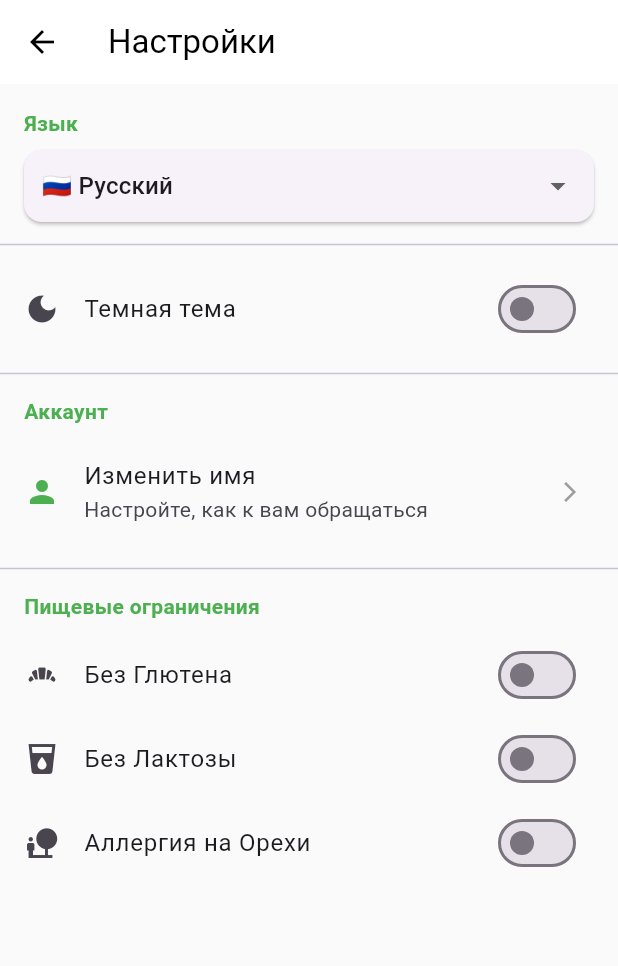
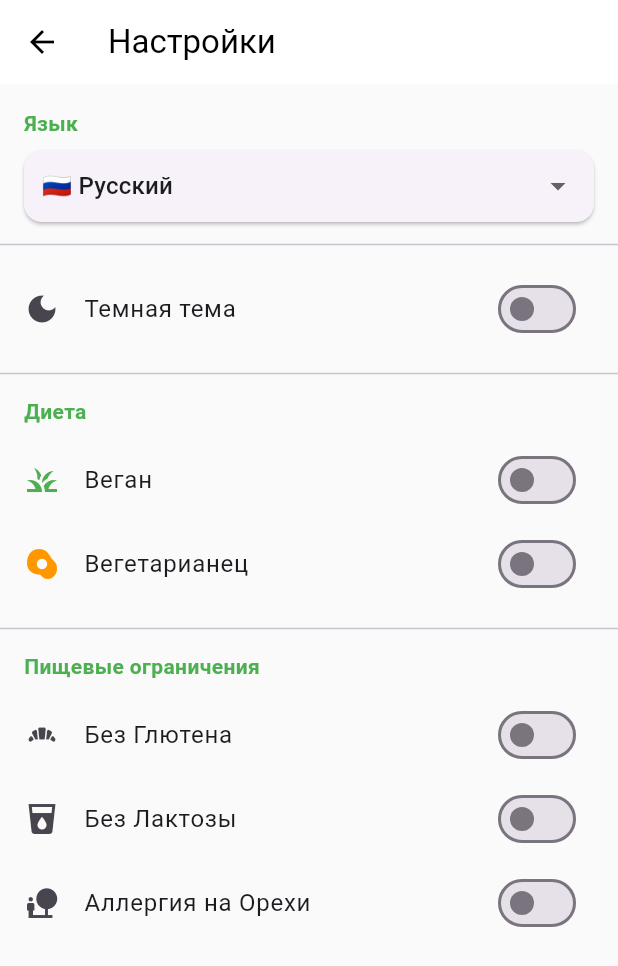
Before and after one commit to falish-pixel/prototype, a Flutter app: the SettingsScreen screen opened by its route, on a phone screen of 412 x 824 dp. Shown: the top 966 px of the screen. Run offline on Flutter 3.47's test engine with Material 3 defaults, Android fonts, the phone set to English and light mode, and no system bars; our stand-ins replace cached_network_image, cloud_firestore, firebase_auth, firebase_core, google_generative_ai, google_sign_in and 2 more; accounts and stored records are empty; network calls fail.

Commit message:
добавление веган/вегетарианеца в настройках (локализирован)

```diff
--- a/lib/screens/settings_screen.dart
+++ b/lib/screens/settings_screen.dart
@@ -1,8 +1,7 @@
-// Файл: lib/screens/settings_screen.dart
 import 'package:flutter/material.dart';
 import 'package:shared_preferences/shared_preferences.dart';
 import '../services/language_service.dart';
-import '../services/theme_service.dart'; // <--- 1. Добавлен импорт
+import '../services/theme_service.dart';
 
 class SettingsScreen extends StatefulWidget {
   const SettingsScreen({super.key});
@@ -15,6 +14,9 @@ class _SettingsScreenState extends State<SettingsScreen> {
   bool _glutenFree = false;
   bool _lactoseFree = false;
   bool _nutAllergy = false;
+  // Новые переменные для диеты
+  bool _isVegan = false;
+  bool _isVegetarian = false;
 
   @override
   void initState() {
@@ -28,6 +30,8 @@ class _SettingsScreenState extends State<SettingsScreen> {
       _glutenFree = prefs.getBool('glutenFree') ?? false;
       _lactoseFree = prefs.getBool('lactoseFree') ?? false;
       _nutAllergy = prefs.getBool('nutAllergy') ?? false;
+      _isVegan = prefs.getBool('isVegan') ?? false;
+      _isVegetarian = prefs.getBool('isVegetarian') ?? false;
     });
   }
 
@@ -42,7 +46,7 @@ class _SettingsScreenState extends State<SettingsScreen> {
       appBar: AppBar(title: Text(LanguageService.tr('settings'))),
       body: ListView(
         children: [
-          // === ЯЗЫК ===
+          // ЯЗЫК
           Padding(
             padding: const EdgeInsets.fromLTRB(16, 16, 16, 8),
             child: Text(LanguageService.tr('language'),
@@ -74,42 +78,55 @@ class _SettingsScreenState extends State<SettingsScreen> {
 
           const Divider(height: 30),
 
-          // === ТЕМНАЯ ТЕМА (НОВОЕ) ===
+          // ТЕМА
           SwitchListTile(
-            title: Text(LanguageService.tr('dark_mode')), // Используем ключ перевода
+            title: Text(LanguageService.tr('dark_mode')),
             secondary: const Icon(Icons.dark_mode),
             value: ThemeService.isDarkMode.value,
             onChanged: (val) {
-              // 1. Сохраняем тему
               ThemeService.toggleTheme(val);
-              // 2. Обновляем экран, чтобы переключатель сдвинулся
               setState(() {});
             },
           ),
 
           const Divider(height: 30),
 
-          // === АККАУНТ ===
+          // ДИЕТА (НОВОЕ)
           Padding(
             padding: const EdgeInsets.fromLTRB(16, 0, 16, 8),
-            child: Text(LanguageService.tr('account'),
+            child: Text(LanguageService.tr('diet'), // Добавьте ключ 'diet' в переводы
                 style: const TextStyle(color: Colors.green, fontWeight: FontWeight.bold)),
           ),
-          ListTile(
-            leading: const Icon(Icons.person, color: Colors.green),
-            title: Text(LanguageService.tr('change_name')),
-            subtitle: Text(LanguageService.tr('change_name_hint')),
-            trailing: const Icon(Icons.arrow_forward_ios, size: 16, color: Colors.grey),
-            onTap: () async {
-              final result = await Navigator.pushNamed(context, '/profile');
-              if (result == true && context.mounted) {
-                Navigator.pop(context, true);
-              }
+          SwitchListTile(
+            title: Text(LanguageService.tr('vegan')), // 'vegan'
+            secondary: const Icon(Icons.grass, color: Colors.green),
+            value: _isVegan,
+            onChanged: (val) {
+              setState(() {
+                _isVegan = val;
+                if (val) _isVegetarian = false; // Взаимоисключение
+              });
+              _saveSetting('isVegan', val);
+              _saveSetting('isVegetarian', false);
             },
           ),
+          SwitchListTile(
+            title: Text(LanguageService.tr('vegetarian')), // 'vegetarian'
+            secondary: const Icon(Icons.egg_alt, color: Colors.orange),
+            value: _isVegetarian,
+            onChanged: (val) {
+              setState(() {
+                _isVegetarian = val;
+                if (val) _isVegan = false; // Взаимоисключение
+              });
+              _saveSetting('isVegetarian', val);
+              _saveSetting('isVegan', false);
+            },
+          ),
+
           const Divider(height: 30),
 
-          // === ПИЩЕВЫЕ ОГРАНИЧЕНИЯ ===
+          // ПИЩЕВЫЕ ОГРАНИЧЕНИЯ
           Padding(
             padding: const EdgeInsets.fromLTRB(16, 0, 16, 8),
             child: Text(LanguageService.tr('food_restrictions'),
--- a/lib/services/language_service.dart
+++ b/lib/services/language_service.dart
@@ -150,6 +150,22 @@ class LanguageService {
       'ru': 'Отвечай на РУССКОМ языке.',
       'kk': 'ҚАЗАҚ тілінде жауап бер.',
       'en': 'Answer in ENGLISH.',
+    },
+    // === НАСТРОЙКИ ===
+    'diet': {'ru': 'Диета', 'kk': 'Диета', 'en': 'Diet'},
+    'vegan': {'ru': 'Веган', 'kk': 'Веган', 'en': 'Vegan'},
+    'vegetarian': {'ru': 'Вегетарианец', 'kk': 'Вегетарианец', 'en': 'Vegetarian'},
+
+// === ПРОМПТЫ (Дополняем логику) ===
+    'prompt_vegan': {
+      'ru': 'РЕЦЕПТЫ ДОЛЖНЫ БЫТЬ СТРОГО ВЕГАНСКИМИ (без мяса, рыбы, яиц, молока).',
+      'en': 'RECIPES MUST BE STRICTLY VEGAN (no meat, fish, eggs, dairy).',
+      'kk': 'РЕЦЕПТТЕР ҚАТАҢ ВЕГАНДЫҚ БОЛУЫ ТИІС (ет, балық, жұмыртқа, сүтсіз).',
+    },
+    'prompt_vegetarian': {
+      'ru': 'РЕЦЕПТЫ ДОЛЖНЫ БЫТЬ ВЕГЕТЕРИАНСКИМИ (без мяса и рыбы, но можно яйца и молоко).',
+      'en': 'RECIPES MUST BE VEGETARIAN (no meat or fish, but eggs and dairy are allowed).',
+      'kk': 'РЕЦЕПТТЕР ВЕГЕТЕРИАНДЫҚ БОЛУЫ ТИІС (ет пен балықсыз, бірақ жұмыртқа мен сүтке болады).',
     }
   };
 }
```
Also changed, not shown: lib/screens/scan_screen.dart (+31 -43 lines).
